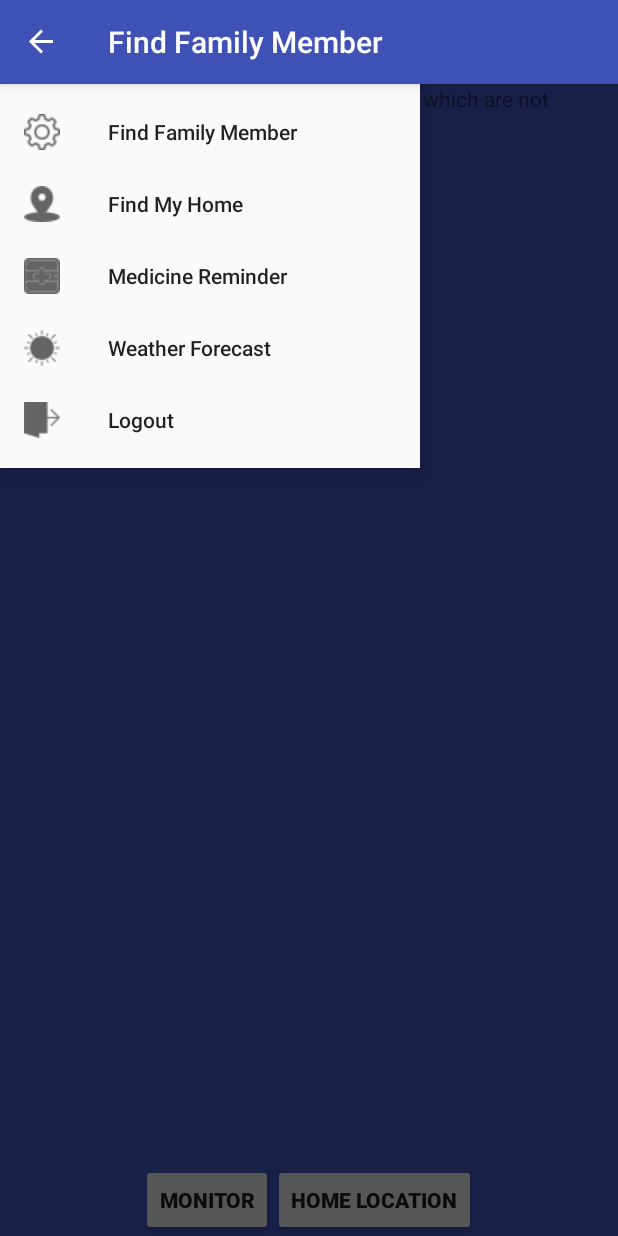
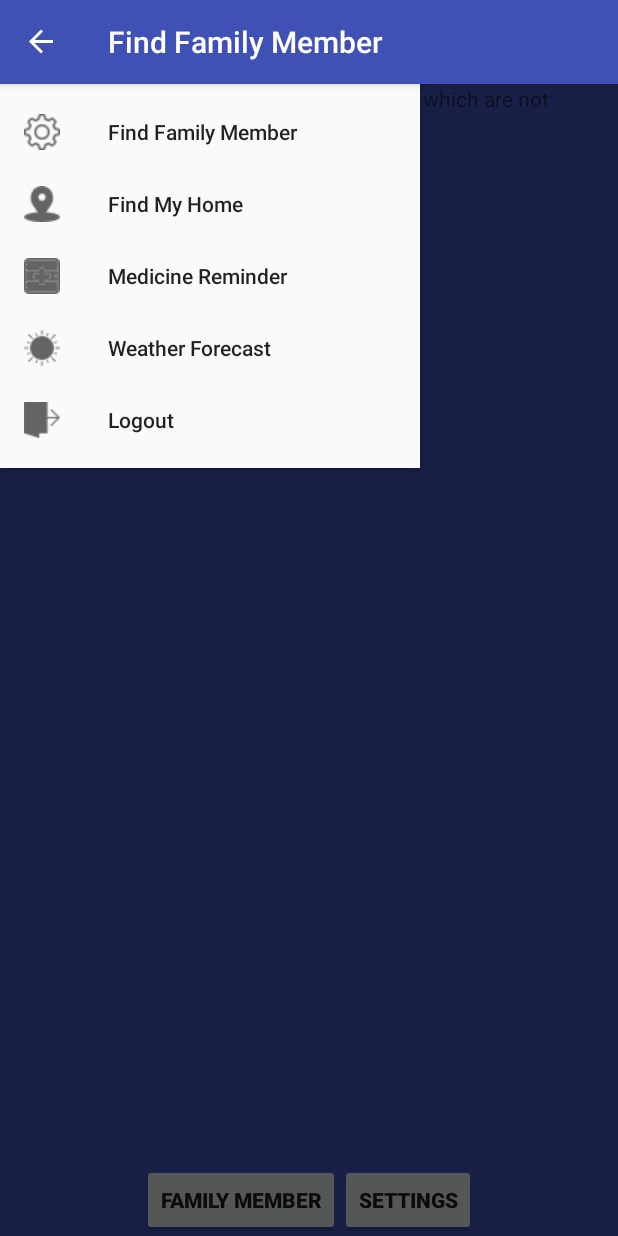
Before and after one commit to Senyi/COMP90018-Mobile-Project, an Android app: the MonitorActivity screen opened directly, with no data from a screen before it, with the side drawer open, on a phone screen of 412 x 824 dp. Run offline under Robolectric (Android 15) with nearby library versions, the light colour scheme and no system bars.

Commit message:
Senyi -- Fix some bugs
Senyi -- Fix some bugs

```diff
--- a/app/src/main/java/com/olderlycare/mobile/olderlycare/MapSettingsActivity.java
+++ b/app/src/main/java/com/olderlycare/mobile/olderlycare/MapSettingsActivity.java
@@ -8,9 +8,9 @@ import android.location.Location;
 import android.os.Build;
 import android.os.Bundle;
 import android.support.v4.app.ActivityCompat;
-import android.support.v4.app.FragmentActivity;
 import android.support.v4.content.ContextCompat;
 import android.support.v7.app.AlertDialog;
+import android.support.v7.app.AppCompatActivity;
 import android.util.Log;
 import android.view.View;
 import android.widget.Button;
@@ -32,7 +32,7 @@ import com.google.android.gms.maps.model.MarkerOptions;
 
 import java.util.ArrayList;
 
-public class MapSettingsActivity extends FragmentActivity implements OnMapReadyCallback,
+public class MapSettingsActivity extends AppCompatActivity implements OnMapReadyCallback,
         GoogleApiClient.ConnectionCallbacks,
         GoogleApiClient.OnConnectionFailedListener,
         LocationListener {
--- a/app/src/main/java/com/olderlycare/mobile/olderlycare/MonitorActivity.java
+++ b/app/src/main/java/com/olderlycare/mobile/olderlycare/MonitorActivity.java
@@ -93,7 +93,7 @@ public class MonitorActivity extends AppCompatActivity implements OnMapReadyCall
 
 
         Button monitorbtn = (Button) findViewById(R.id.button_monitor);
-        Button settingsbtn = (Button) findViewById(R.id.button_homelocation);
+        Button settingsbtn = (Button) findViewById(R.id.button_settings);
 
 
         settingsbtn.setOnClickListener(new View.OnClickListener() {
--- a/app/src/main/res/layout/activity_map_settings.xml
+++ b/app/src/main/res/layout/activity_map_settings.xml
@@ -11,9 +11,9 @@
         xmlns:map="http://schemas.android.com/apk/res-auto"
         xmlns:tools="http://schemas.android.com/tools"
         android:layout_width="match_parent"
-        android:layout_height="500dp"
+        android:layout_height="460dp"
         tools:context="com.olderlycare.mobile.olderlycare.MapSettingsActivity"
-        android:layout_centerVertical="true"
+        android:layout_alignParentTop="true"
         android:layout_alignParentStart="true" />
 
     <LinearLayout
--- a/app/src/main/res/layout/activity_monitor.xml
+++ b/app/src/main/res/layout/activity_monitor.xml
@@ -30,14 +30,14 @@
             <Button android:id="@+id/button_monitor"
                 android:layout_width="wrap_content"
                 android:layout_height="wrap_content"
-                android:text="Monitor"
+                android:text="Family Member"
                 android:textStyle="bold"
                 android:onClick="monitor"/>
 
-            <Button android:id="@+id/button_homelocation"
+            <Button android:id="@+id/button_settings"
                 android:layout_width="wrap_content"
                 android:layout_height="wrap_content"
-                android:text="HOME LOCATION"
+                android:text="Settings"
                 android:textStyle="bold" />
 
         </LinearLayout>
```
